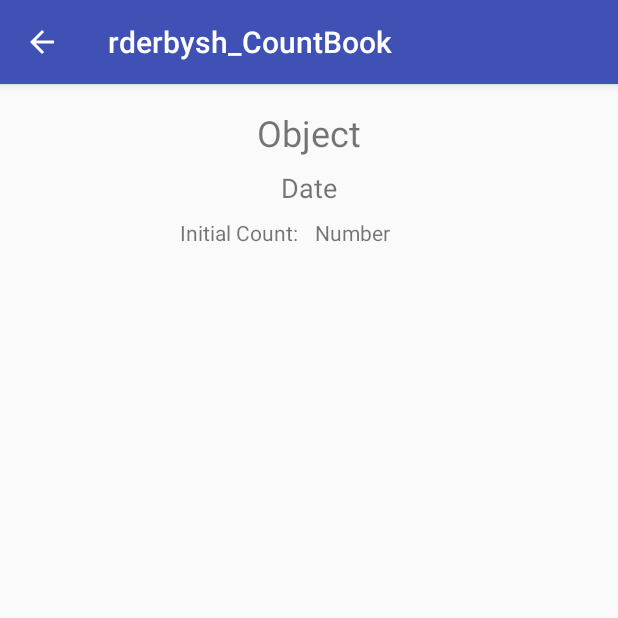
After one commit to rderbysh/rderbysh-CountBook, an Android app: the EditObject screen opened directly, with no data from a screen before it, on a phone screen of 412 x 824 dp, the top half of it. The commit adds this screen. Run offline under Robolectric (Android 15) with nearby library versions, the phone set to English and light mode, and no system bars.

Commit message:
Got view and edit object working

```diff
--- a/rderbysh_CountBook/app/build.gradle
+++ b/rderbysh_CountBook/app/build.gradle
@@ -26,6 +26,6 @@ dependencies {
     })
     compile 'com.android.support:appcompat-v7:26.+'
     compile 'com.android.support.constraint:constraint-layout:1.0.2'
+    compile 'com.google.code.gson:gson:2.8.2'
     testCompile 'junit:junit:4.12'
-    compile 'com.google.code.gson:gson:2.8.2'
 }
--- /dev/null
+++ b/rderbysh_CountBook/app/src/main/java/com/example/randi/rderbysh_countbook/EditObject.java
@@ -0,0 +1,13 @@
+package com.example.randi.rderbysh_countbook;
+
+import android.support.v7.app.AppCompatActivity;
+import android.os.Bundle;
+
+public class EditObject extends AppCompatActivity {
+
+    @Override
+    protected void onCreate(Bundle savedInstanceState) {
+        super.onCreate(savedInstanceState);
+        setContentView(R.layout.activity_edit_object);
+    }
+}
--- /dev/null
+++ b/rderbysh_CountBook/app/src/main/res/layout/activity_edit_object.xml
@@ -0,0 +1,96 @@
+<?xml version="1.0" encoding="utf-8"?>
+<android.support.constraint.ConstraintLayout xmlns:android="http://schemas.android.com/apk/res/android"
+    xmlns:app="http://schemas.android.com/apk/res-auto"
+    xmlns:tools="http://schemas.android.com/tools"
+    android:layout_width="match_parent"
+    android:layout_height="match_parent"
+    tools:context="com.example.randi.rderbysh_countbook.EditObject">
+
+    <TextView
+        android:id="@+id/textView"
+        android:layout_width="fill_parent"
+        android:layout_height="wrap_content"
+        android:textAlignment="center"
+        android:text="Object"
+        android:textSize="24sp"
+        app:layout_constraintTop_toTopOf="parent"
+        android:layout_marginTop="16dp" />
+
+    <TextView
+        android:id="@+id/DateCreated"
+        android:layout_width="0dp"
+        android:layout_height="wrap_content"
+        android:layout_marginLeft="8dp"
+        android:layout_marginRight="8dp"
+        android:layout_marginTop="8dp"
+        android:textAlignment="center"
+        android:text="Date"
+        android:textSize="18sp"
+        app:layout_constraintLeft_toLeftOf="parent"
+        app:layout_constraintRight_toRightOf="parent"
+        app:layout_constraintTop_toBottomOf="@+id/textView" />
+
+    <TextView
+        android:id="@+id/init"
+        android:layout_width="0dp"
+        android:layout_height="wrap_content"
+        android:text="Initial Count: "
+        app:layout_constraintLeft_toLeftOf="parent"
+        app:layout_constraintTop_toBottomOf="@id/DateCreated"
+        android:layout_marginLeft="120dp"
+        android:layout_marginTop="8dp"/>
+
+    <TextView
+        android:id="@+id/num"
+        android:layout_width="wrap_content"
+        android:layout_height="wrap_content"
+        app:layout_constraintTop_toBottomOf="@id/DateCreated"
+        android:text="Number"
+        app:layout_constraintLeft_toRightOf="@id/init"
+        android:layout_marginLeft="8dp"
+        android:layout_marginTop="8dp"/>
+
+    <EditText
+        android:id="@+id/editinit"
+        android:layout_width="wrap_content"
+        android:layout_height="wrap_content"
+        android:ems="10"
+        android:hint="New Initial Counter"
+        android:inputType="textPersonName"
+        app:layout_constraintTop_toBottomOf="@id/init"
+        app:layout_constraintLeft_toRightOf="parent"
+        android:layout_marginTop="20dp"
+        android:layout_marginLeft="16dp"/>
+
+    <EditText
+        android:id="@+id/editcurrent"
+        android:layout_width="wrap_content"
+        android:layout_height="wrap_content"
+        android:ems="10"
+        android:hint="New Current Counter"
+        android:inputType="textPersonName"
+        app:layout_constraintTop_toBottomOf="@id/editinit"
+        app:layout_constraintLeft_toRightOf="parent"
+        android:layout_marginLeft="16dp" />
+
+    <EditText
+        android:id="@+id/editcomment"
+        android:layout_width="wrap_content"
+        android:layout_height="wrap_content"
+        android:ems="10"
+        android:hint="New Comment"
+        android:inputType="textPersonName"
+        android:singleLine="false"
+        app:layout_constraintTop_toBottomOf="@id/editcurrent"
+        app:layout_constraintLeft_toRightOf="parent"
+        android:layout_marginLeft="16dp" />
+
+    <Button
+        android:id="@+id/saveButton"
+        android:layout_width="fill_parent"
+        android:layout_height="wrap_content"
+        android:text="Save"
+        app:layout_constraintBottom_toTopOf="parent"
+        android:layout_marginBottom="12dp" />
+
+</android.support.constraint.ConstraintLayout>
```
Also changed, not shown: rderbysh_CountBook/app/src/main/AndroidManifest.xml (+8 -3 lines), rderbysh_CountBook/app/src/main/java/com/example/randi/rderbysh_countbook/MainActivity.java (+12 -8 lines), rderbysh_CountBook/app/src/main/java/com/example/randi/rderbysh_countbook/ObjectCounter.java (+13 -9 lines), rderbysh_CountBook/app/src/main/java/com/example/randi/rderbysh_countbook/ViewObject.java (added, +133 -0 lines), rderbysh_CountBook/app/src/main/res/layout/activity_view_object.xml (added, +113 -0 lines).
